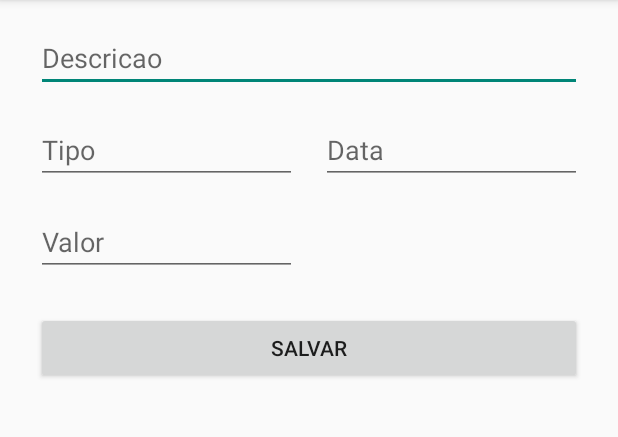
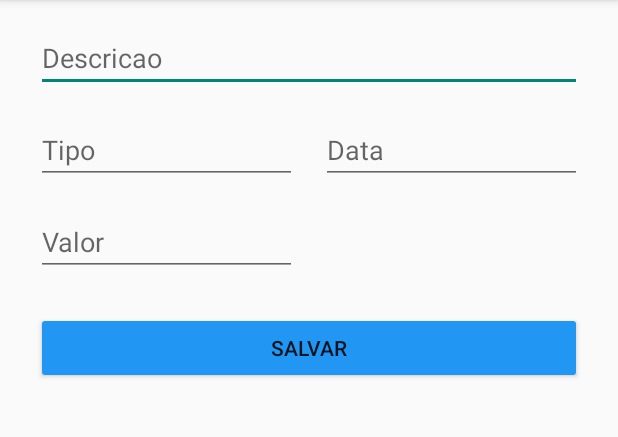
Before and after one commit to filipeml/AppControleGastos-master, an Android app: the CadastroActivity screen opened directly, with no data from a screen before it, on a phone screen of 412 x 824 dp, the part 84-521 px from its top. Run offline under Robolectric (Android 15) with nearby library versions, the phone set to English and light mode, and no system bars; libraries missing offline, so code that uses them is left out: com.github.rtoshiro.util; 3 statements that could not run were skipped.

Commit message:
Editado layout botão salvar.

```diff
--- a/app/src/main/res/layout/activity_cadastro.xml
+++ b/app/src/main/res/layout/activity_cadastro.xml
@@ -71,6 +71,7 @@
         android:layout_marginStart="24dp"
         android:layout_marginTop="24dp"
         android:layout_marginEnd="24dp"
+        android:backgroundTint="#2196F3"
         android:text="@string/salvar"
         app:layout_constraintEnd_toEndOf="parent"
         app:layout_constraintHorizontal_bias="1.0"
```
